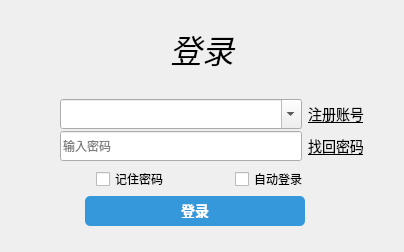
Old version of the form MyChatDemo/src/ui/loginframe.ui in the repository yihengpromax/git-study.
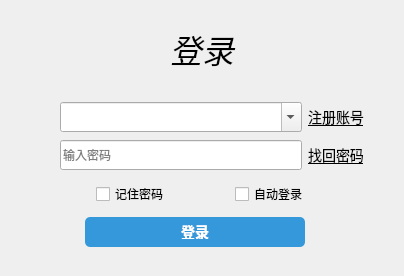
New version of the form.

```diff
--- a/MyChatDemo/src/ui/loginframe.ui
+++ b/MyChatDemo/src/ui/loginframe.ui
@@ -7,7 +7,7 @@
     <x>0</x>
     <y>0</y>
     <width>404</width>
-    <height>252</height>
+    <height>276</height>
    </rect>
   </property>
   <property name="windowTitle">
```
